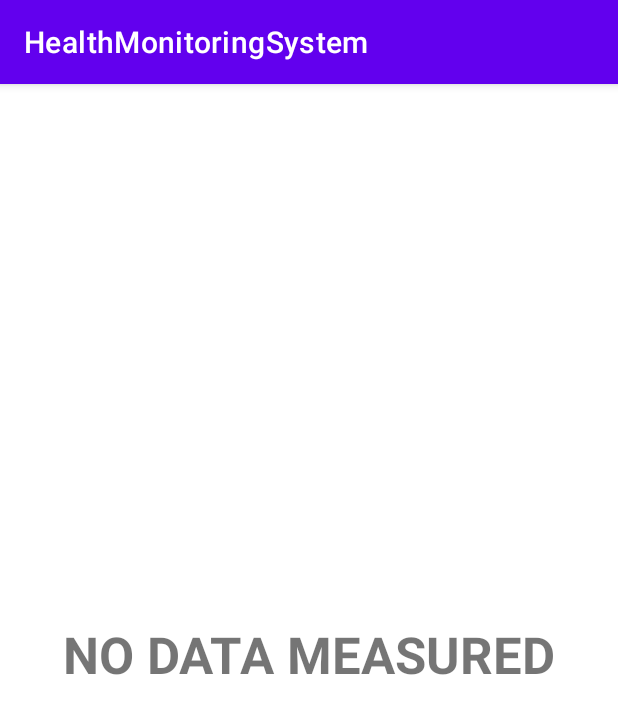
After one commit to elenacalcan26/Health-Monitoring-System, an Android app: the NoDataMeasuredMessageActivity screen opened directly, with no data from a screen before it, on a phone screen of 412 x 824 dp. The commit adds this screen. Shown: the top 714 px of the screen. Run offline under Robolectric (Android 15) with nearby library versions, the phone set to English and light mode, and no system bars.

Commit message:
Implement NoDataMeasuredMessageActivity if a patient's measurements are not found, the app will display a 'No Data Measured' message in a new activity

```diff
--- a/doctor_android/app/src/main/AndroidManifest.xml
+++ b/doctor_android/app/src/main/AndroidManifest.xml
@@ -20,6 +20,7 @@
         <activity android:name=".PatientsListActivity" />
         <activity android:name=".PatientProfileActivity" />
         <activity android:name=".MeasurementsActivity" />
+        <activity android:name=".NoDataMeasuredMessageActivity" />
         <activity
             android:name=".MainMenuActivity"
             android:exported="false" />
--- /dev/null
+++ b/doctor_android/app/src/main/java/com/example/healthmonitoringsystem/NoDataMeasuredMessageActivity.kt
@@ -0,0 +1,11 @@
+package com.example.healthmonitoringsystem
+
+import android.os.Bundle
+import androidx.appcompat.app.AppCompatActivity
+
+class NoDataMeasuredMessageActivity: AppCompatActivity() {
+    override fun onCreate(savedInstanceState: Bundle?) {
+        super.onCreate(savedInstanceState)
+        setContentView(R.layout.activity_no_data_measured)
+    }
+}
--- a/doctor_android/app/src/main/java/com/example/healthmonitoringsystem/PatientProfileActivity.kt
+++ b/doctor_android/app/src/main/java/com/example/healthmonitoringsystem/PatientProfileActivity.kt
@@ -55,9 +55,13 @@ class PatientProfileActivity: AppCompatActivity() {
             when (result) {
                 is Result.Success -> {
                     Log.d("PatientProfileActivity", result.data.toString())
-                    val intent = Intent(this, MeasurementsActivity::class.java).apply {
-                        putParcelableArrayListExtra("measurementsList", ArrayList(result.data))
-                    }
+
+                    val intent = result.data?.takeIf { it.isNotEmpty() }?.let { data ->
+                        Intent(this, MeasurementsActivity::class.java).apply {
+                            putParcelableArrayListExtra("measurementsList", ArrayList(data))
+                        }
+                    } ?: Intent(this, NoDataMeasuredMessageActivity::class.java)
+
                     startActivity(intent)
                 }
 
--- /dev/null
+++ b/doctor_android/app/src/main/res/layout/activity_no_data_measured.xml
@@ -0,0 +1,23 @@
+<?xml version="1.0" encoding="utf-8"?>
+<androidx.constraintlayout.widget.ConstraintLayout xmlns:android="http://schemas.android.com/apk/res/android"
+    xmlns:app="http://schemas.android.com/apk/res-auto"
+    xmlns:tools="http://schemas.android.com/tools"
+    android:layout_width="match_parent"
+    android:layout_height="match_parent"
+    tools:context=".NoDataMeasuredMessageActivity">
+
+    <TextView
+        android:id="@+id/no_measurements"
+        android:layout_width="344dp"
+        android:layout_height="52dp"
+        android:text="@string/no_data_measured_msg"
+        android:textAlignment="center"
+        android:textSize="34sp"
+        android:textStyle="bold"
+        app:layout_constraintBottom_toBottomOf="parent"
+        app:layout_constraintEnd_toEndOf="parent"
+        app:layout_constraintHorizontal_bias="0.492"
+        app:layout_constraintStart_toStartOf="parent"
+        app:layout_constraintTop_toTopOf="parent"
+        app:layout_constraintVertical_bias="0.499" />
+</androidx.constraintlayout.widget.ConstraintLayout>
--- a/doctor_android/app/src/main/res/values/strings.xml
+++ b/doctor_android/app/src/main/res/values/strings.xml
@@ -4,4 +4,5 @@
     <string name="passwordLogin">password</string>
     <string name="view_profile_bttn_text">View Profile</string>
     <string name="view_patients_bttn_text">View Patients</string>
+    <string name="no_data_measured_msg">NO DATA MEASURED</string>
 </resources>
```
